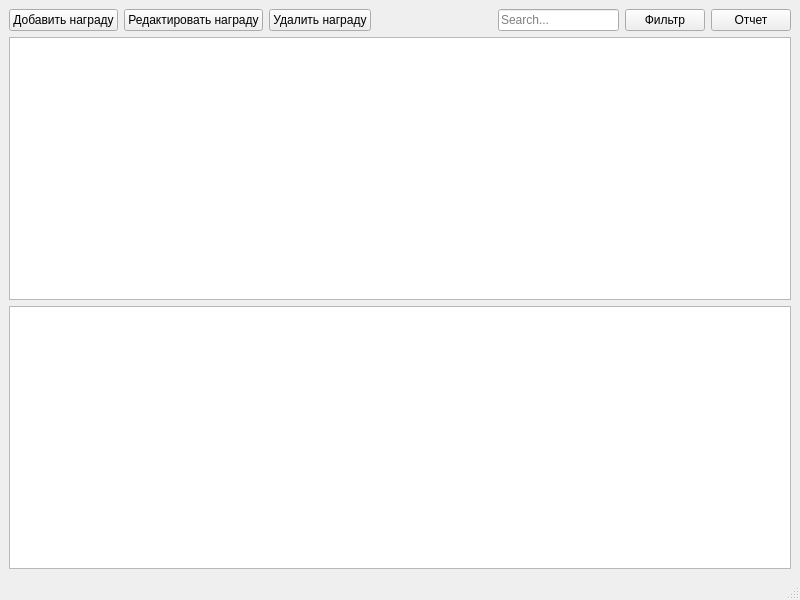
Before: the Qt Designer form mainwindow.ui in rinatyafarov/AthleteAwardsTracker, drawn with Qt 5.
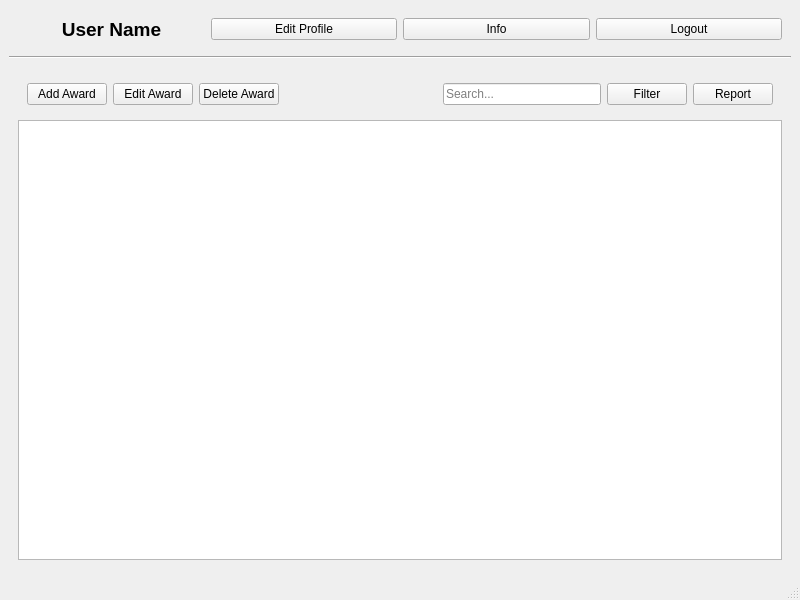
After: the same form once the commit is applied.

Diff of the .ui file:
```diff
--- a/mainwindow.ui
+++ b/mainwindow.ui
@@ -16,25 +16,85 @@
   <widget class="QWidget" name="centralwidget">
    <layout class="QVBoxLayout" name="verticalLayout">
     <item>
+     <widget class="QWidget" name="userWidget" native="true">
+      <property name="sizePolicy">
+       <sizepolicy hsizetype="Preferred" vsizetype="Maximum">
+        <horstretch>0</horstretch>
+        <verstretch>0</verstretch>
+       </sizepolicy>
+      </property>
+      <layout class="QHBoxLayout" name="horizontalLayout_2">
+       <item>
+        <widget class="QLabel" name="userNameLabel">
+         <property name="font">
+          <font>
+           <pointsize>14</pointsize>
+           <bold>true</bold>
+          </font>
+         </property>
+         <property name="text">
+          <string>User Name</string>
+         </property>
+         <property name="alignment">
+          <set>Qt::AlignCenter</set>
+         </property>
+        </widget>
+       </item>
+       <item>
+        <widget class="QPushButton" name="editProfileButton">
+         <property name="text">
+          <string>Edit Profile</string>
+         </property>
+        </widget>
+       </item>
+       <item>
+        <widget class="QPushButton" name="infoButton">
+         <property name="text">
+          <string>Info</string>
+         </property>
+        </widget>
+       </item>
+       <item>
+        <widget class="QPushButton" name="logoutButton">
+         <property name="text">
+          <string>Logout</string>
+         </property>
+        </widget>
+       </item>
+      </layout>
+     </widget>
+    </item>
+    <item>
+     <widget class="Line" name="line">
+      <property name="orientation">
+       <enum>Qt::Horizontal</enum>
+      </property>
+     </widget>
+    </item>
+    <item>
+     <widget class="QWidget" name="awardsWidget" native="true">
+      <layout class="QVBoxLayout" name="verticalLayout_3">
+       <item>
+        <widget class="QWidget" name="buttonsWidget" native="true">
      <layout class="QHBoxLayout" name="horizontalLayout">
       <item>
        <widget class="QPushButton" name="addAwardButton">
         <property name="text">
-         <string>Добавить награду</string>
+             <string>Add Award</string>
         </property>
        </widget>
       </item>
       <item>
        <widget class="QPushButton" name="editAwardButton">
         <property name="text">
-         <string>Редактировать награду</string>
+             <string>Edit Award</string>
         </property>
        </widget>
       </item>
       <item>
        <widget class="QPushButton" name="deleteAwardButton">
         <property name="text">
-         <string>Удалить награду</string>
+             <string>Delete Award</string>
         </property>
        </widget>
       </item>
@@ -61,24 +121,25 @@
       <item>
        <widget class="QPushButton" name="filterButton">
         <property name="text">
-         <string>Фильтр</string>
+             <string>Filter</string>
         </property>
        </widget>
       </item>
       <item>
        <widget class="QPushButton" name="reportButton">
         <property name="text">
-         <string>Отчет</string>
+             <string>Report</string>
         </property>
        </widget>
       </item>
      </layout>
+        </widget>
     </item>
     <item>
-     <widget class="QListWidget" name="awardListWidget"/>
-    </item>
-    <item>
-     <widget class="QListWidget" name="athleteListWidget"/>
+        <widget class="QListWidget" name="awardsListWidget"/>
+       </item>
+      </layout>
+     </widget>
     </item>
    </layout>
   </widget>
```
Left out of the diff: 4 changed lines with no effect on the pictures. Lines whose indentation alone changed are shown as unchanged.
